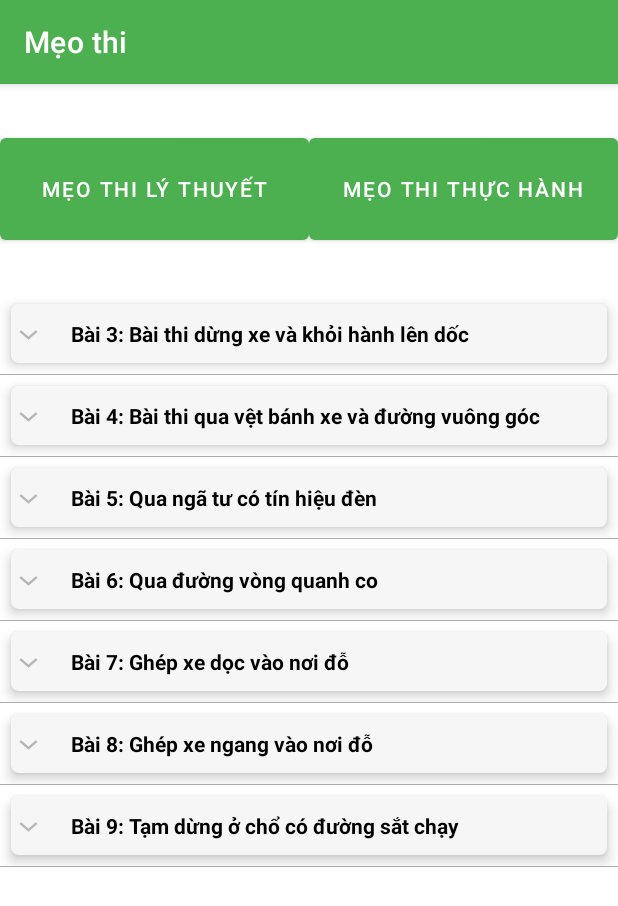
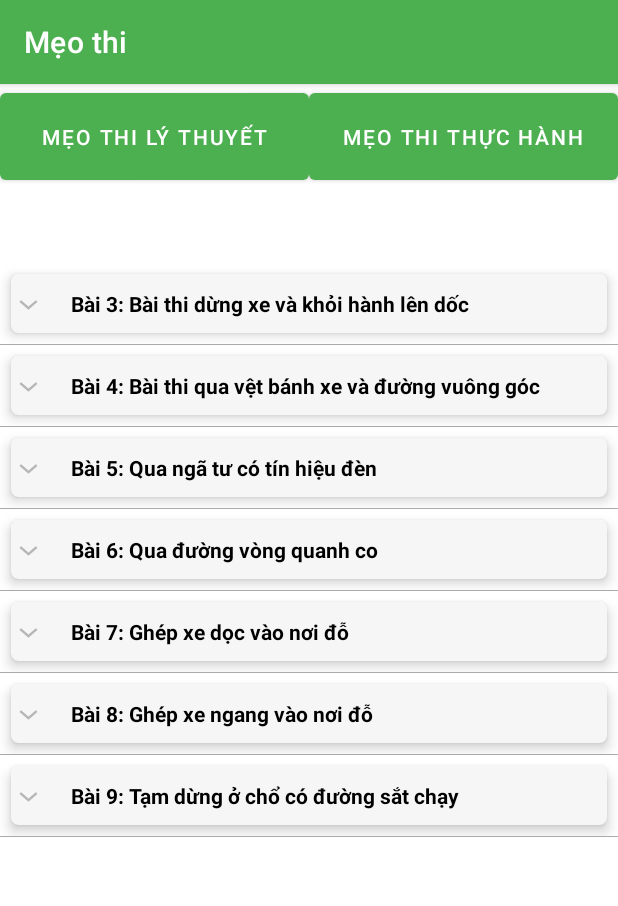
Before and after one commit to vaigay/driving-license-practice, an Android app: the TrickActivity screen opened directly, with no data from a screen before it, on a phone screen of 412 x 824 dp. Shown: the top 906 px of the screen. Run offline under Robolectric (Android 15) with nearby library versions, the phone set to English and light mode, and no system bars.

Commit message:
update button constraintLayout

```diff
--- a/app/src/main/java/com/example/afinal/Adapter/ExamAdapter.java
+++ b/app/src/main/java/com/example/afinal/Adapter/ExamAdapter.java
@@ -48,8 +48,7 @@ public class ExamAdapter extends  RecyclerView.Adapter<ExamAdapter.ViewHolder>{
             holder.frameLayout.setOnClickListener(new View.OnClickListener() {
                 @Override
                 public void onClick(View v) {
-                    Exam exam = examDAO.insertExam();
-                    examDAO.createNewExam(exam.getId());
+                    Exam exam = examDAO.createNewExam();
                     examList.add(exam);
                     notifyDataSetChanged();
                 }
--- a/app/src/main/java/com/example/afinal/DAO/DBConnect.java
+++ b/app/src/main/java/com/example/afinal/DAO/DBConnect.java
@@ -75,7 +75,7 @@ public class DBConnect extends SQLiteOpenHelper {
     }
 
     public int insertExam(){
-        SQLiteDatabase db = this.getWritableDatabase();
+        SQLiteDatabase db = getWritableDatabase();
         ContentValues cv = new ContentValues();
         cv.putNull("id");
         cv.put("result",0);
@@ -83,7 +83,4 @@ public class DBConnect extends SQLiteOpenHelper {
         return (int) db.insert("exam",null,cv);
     }
 
-    public SQLiteDatabase getWriteDB(){
-        return this.getWritableDatabase();
-    }
 }
--- a/app/src/main/res/layout/trick.xml
+++ b/app/src/main/res/layout/trick.xml
@@ -8,20 +8,11 @@
     <LinearLayout
         android:id="@+id/linearLayout"
         android:layout_width="match_parent"
-        android:layout_height="80dp"
-        android:layout_marginBottom="628dp"
-        android:orientation="vertical"
-        app:layout_constraintBottom_toBottomOf="parent"
+        android:layout_height="70dp"
+        android:orientation="horizontal"
         app:layout_constraintEnd_toEndOf="parent"
         app:layout_constraintStart_toStartOf="parent"
         app:layout_constraintTop_toTopOf="parent">
-
-        <LinearLayout
-            android:layout_width="match_parent"
-            android:layout_height="match_parent"
-            android:orientation="horizontal">
-
-
                 <Button
                     android:id="@+id/buttonMeoLT"
                     android:layout_width="0dp"
@@ -29,16 +20,12 @@
                     android:layout_weight="1"
                     android:text="Mẹo Thi Lý Thuyết" />
 
-
-
                 <Button
                     android:id="@+id/buttonMeoTH"
                     android:layout_width="0dp"
                     android:layout_height="match_parent"
                     android:layout_weight="1"
                     android:text="Mẹo Thi Thực Hành" />
-
-        </LinearLayout>
     </LinearLayout>
 
     <ExpandableListView
--- a/app/src/main/res/values/themes.xml
+++ b/app/src/main/res/values/themes.xml
@@ -3,7 +3,7 @@
     <style name="Theme.Final" parent="Theme.MaterialComponents.DayNight.DarkActionBar">
         <!-- Primary brand color. -->
         <item name="colorPrimary">@color/actionbar</item>
-        <item name="colorPrimaryVariant">@color/purple_700</item>
+        <item name="colorPrimaryVariant">@color/actionbar</item>
         <item name="colorOnPrimary">@color/white</item>
         <!-- Secondary brand color. -->
         <item name="colorSecondary">@color/teal_200</item>
```
Also changed, not shown: app/src/main/java/com/example/afinal/DAO/ExamDAO.java (+3 -5 lines), app/src/main/res/layout/list_road_sign.xml (+3 -11 lines).
